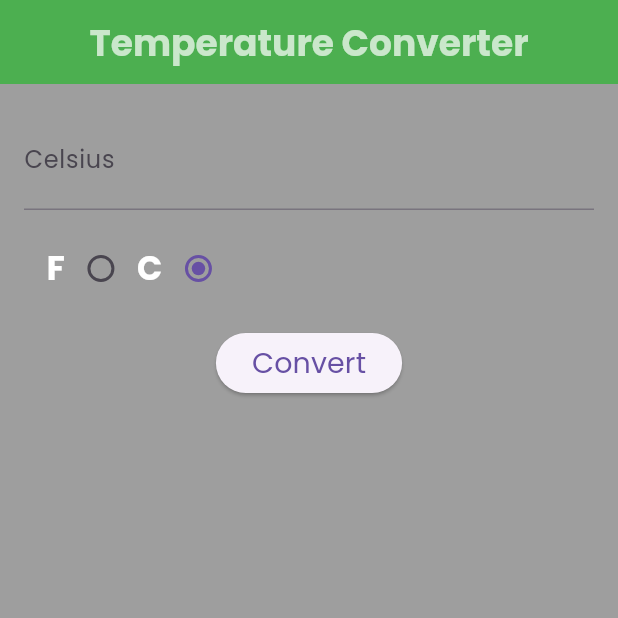
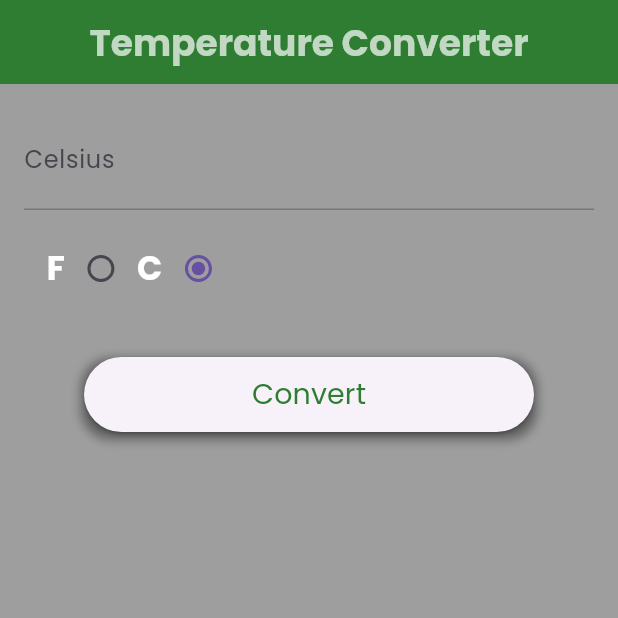
Before and after one commit to tuyishimejohnson/converter_application, a Flutter app: the screen it shows after launch, on a phone screen of 412 x 824 dp, the top half of it. Run offline on Flutter 3.47's test engine with Material 3 defaults, Android fonts, the phone set to English and light mode, and no system bars.

```diff
--- a/lib/main.dart
+++ b/lib/main.dart
@@ -57,7 +57,7 @@ class TempState extends State<TemperatureApp> {
         ),
       ),
       centerTitle: true,
-      backgroundColor: Colors.green[500],
+      backgroundColor: Colors.green[800],
     );
 
     Container tempSwitch = Container(
@@ -102,10 +102,25 @@ class TempState extends State<TemperatureApp> {
     );
 
     Container calcBtn = Container(
+      margin: EdgeInsets.only(top: 20.0),
+      width: 300.0, // Making it square
+      height: 50.0, // Making it square
+      decoration: BoxDecoration(
+        borderRadius: BorderRadius.circular(20.0),
+        boxShadow: [
+          BoxShadow(
+            color: Colors.black45.withOpacity(0.4),
+            spreadRadius: 2,
+            blurRadius: 5,
+            offset: Offset(0, 3),
+          ),
+        ],
+      ),
       child: ElevatedButton(
         child: Text("Convert",
         style: TextStyle(
           fontSize: 19,
+          color: Colors.green[800],
         ),
         ),
         onPressed: () {
```
